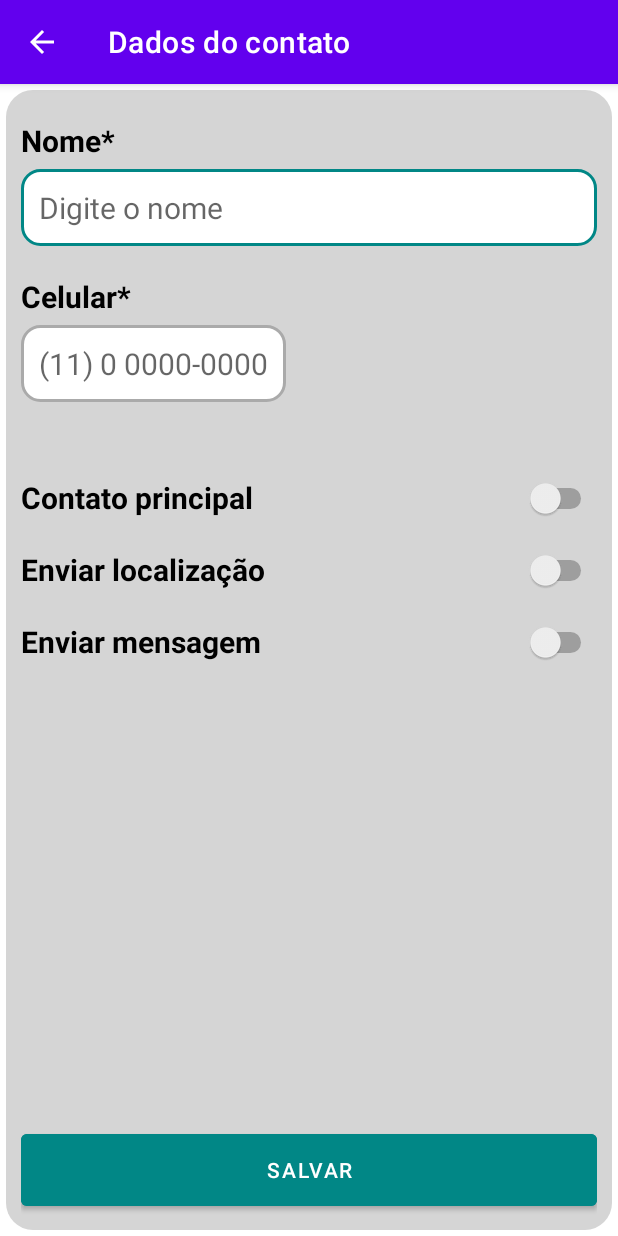
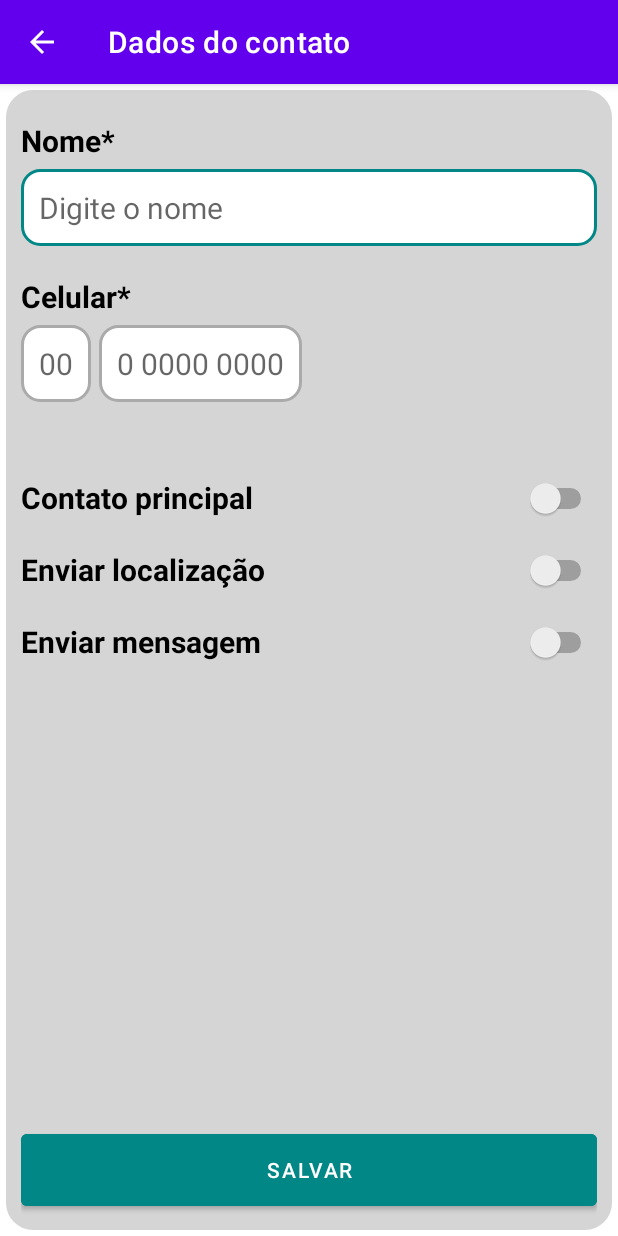
Before and after one commit to LucasMarquesOliva/TGI, an Android app: the ContactFormActivity screen opened directly, with no data from a screen before it, after a tap on "SALVAR", on a phone screen of 412 x 824 dp. Run offline under Robolectric (Android 15) with nearby library versions, the phone set to English and light mode, and no system bars; our stand-ins replace Room's generated code.

Commit message:
Atualização do campo de número de celular do formulário de contato / Atualização do label "Pressão diastólica" da página de dados pessoais

```diff
--- a/app/src/main/java/com/faculdade/tgi/ui/contactsform/ContactFormActivity.kt
+++ b/app/src/main/java/com/faculdade/tgi/ui/contactsform/ContactFormActivity.kt
@@ -42,12 +42,12 @@ class ContactFormActivity : AppCompatActivity(), View.OnClickListener, CompoundB
 
     override fun onClick(v: View) {
         if (v.id == R.id.button_save) {
-            val errorText = viewModel.checkData(binding.editName.text.toString(), binding.editCell.text.toString())
+            val errorText = viewModel.checkData(binding.editName.text.toString(), binding.editDdd.text.toString(), binding.editCell.text.toString())
             if (errorText == "") {
                 val model = ContactModel().apply {
                     this.id = contactId
                     this.name = binding.editName.text.toString()
-                    this.cell = binding.editCell.text.toString()
+                    this.cell = binding.editDdd.text.toString() + binding.editCell.text.toString()
                     this.main = binding.switchMain.isChecked
                     this.active = true
                     this.localization = binding.switchLocalization.isChecked
@@ -73,9 +73,12 @@ class ContactFormActivity : AppCompatActivity(), View.OnClickListener, CompoundB
 
     override fun onCheckedChanged(buttonView: CompoundButton, isChecked: Boolean) {
         if (buttonView.id == R.id.switch_message) {
+            //Solicita permissão para SMS
             checkPermissions(Constants.PERMISSION.SMS)
+            //Exibe a caixa de mensagem opicional
             binding.editMessageText.visibility = if (isChecked) View.VISIBLE else View.INVISIBLE
         } else if (buttonView.id == R.id.switch_localization) {
+            //Solicita permissão para GPS
             checkPermissions(Constants.PERMISSION.GPS)
         }
     }
@@ -83,7 +86,8 @@ class ContactFormActivity : AppCompatActivity(), View.OnClickListener, CompoundB
     private fun observe() {
         viewModel.contact.observe(this, Observer {
             binding.editName.setText(it.name)
-            binding.editCell.setText(it.cell)
+            binding.editDdd.setText(it.cell.substring(0, 2))
+            binding.editCell.setText(it.cell.substring(2))
             binding.switchMain.isChecked = it.main
             binding.switchLocalization.isChecked = it.localization
             binding.switchMessage.isChecked = it.message
--- a/app/src/main/java/com/faculdade/tgi/ui/contactsform/ContactFormViewModel.kt
+++ b/app/src/main/java/com/faculdade/tgi/ui/contactsform/ContactFormViewModel.kt
@@ -34,10 +34,12 @@ class ContactFormViewModel(application: Application) : AndroidViewModel(applicat
         _contact.value = repository.get(id)
     }
 
-    fun checkData(name: String, cel: String): String {
-        return if (name == "" || cel == "") {
+    fun checkData(name: String, ddd: String, cel: String): String {
+        return if (name == "" || ddd == "" || cel == "") {
             "Preencher campos obrigatórios"
-        } else if (cel.length < 11) {
+        } else if (ddd.length < 2) {
+            "Preencher DDD corretamente"
+        } else if (cel.length < 9) {
             "Preencher celular corretamente"
         } else {
             ""
--- a/app/src/main/java/com/faculdade/tgi/ui/home/HomeFragment.kt
+++ b/app/src/main/java/com/faculdade/tgi/ui/home/HomeFragment.kt
@@ -116,7 +116,7 @@ class HomeFragment : Fragment(), View.OnClickListener {
 
         //Se não houve nenhuma mensagem de retorno, não houve ação
         if (actionSMS == "" && actionLocalization == "") {
-            Toast.makeText(context, "Não há ações a tomar", Toast.LENGTH_SHORT).show()
+            Toast.makeText(context, "Não há ações a tomar para este contato", Toast.LENGTH_SHORT).show()
         }
     }
 
--- a/app/src/main/res/layout/activity_contact_form.xml
+++ b/app/src/main/res/layout/activity_contact_form.xml
@@ -53,18 +53,34 @@
             app:layout_constraintTop_toBottomOf="@id/edit_name" />
 
         <EditText
+            android:id="@+id/edit_ddd"
+            android:layout_width="wrap_content"
+            android:layout_height="wrap_content"
+            android:layout_marginTop="5dp"
+            android:background="@drawable/custom_edit_text_rounded"
+            android:hint="@string/hint_ddd"
+            android:inputType="number"
+            android:maxLength="2"
+            android:padding="12dp"
+            android:textColor="@color/black"
+            android:textSize="20sp"
+            app:layout_constraintStart_toStartOf="parent"
+            app:layout_constraintTop_toBottomOf="@id/text_cell" />
+
+        <EditText
             android:id="@+id/edit_cell"
             android:layout_width="wrap_content"
             android:layout_height="wrap_content"
             android:layout_marginTop="5dp"
+            android:layout_marginStart="5dp"
             android:background="@drawable/custom_edit_text_rounded"
             android:hint="@string/hint_cell"
-            android:inputType="phone"
-            android:maxLength="11"
+            android:inputType="number"
+            android:maxLength="9"
             android:padding="12dp"
             android:textColor="@color/black"
             android:textSize="20sp"
-            app:layout_constraintStart_toStartOf="parent"
+            app:layout_constraintStart_toEndOf="@+id/edit_ddd"
             app:layout_constraintTop_toBottomOf="@id/text_cell" />
 
         <Switch
--- a/app/src/main/res/layout/fragment_personal_data.xml
+++ b/app/src/main/res/layout/fragment_personal_data.xml
@@ -304,7 +304,7 @@
                 <TextView
                     android:layout_width="wrap_content"
                     android:layout_height="wrap_content"
-                    android:text="Pressão Sanguínea:"
+                    android:text="Pressão Diastólica:"
                     android:textColor="@color/black"
                     android:textSize="20sp"
                     android:textStyle="bold" />
--- a/app/src/main/res/values/strings.xml
+++ b/app/src/main/res/values/strings.xml
@@ -18,7 +18,8 @@
     <string name="name">Nome*</string>
     <string name="contact_form_title">Dados do contato</string>
     <string name="hint_name">Digite o nome</string>
-    <string name="hint_cell">(11) 0 0000-0000</string>
+    <string name="hint_ddd">00</string>
+    <string name="hint_cell">0 0000 0000</string>
     <string name="cell">Celular*</string>
     <string name="main">Contato principal</string>
     <string name="send_message">Enviar mensagem</string>
@@ -59,7 +60,7 @@
         <item>Um dos irmãos possui diabetes tipo 1</item>
         <item>Pai possui diabetes tipo 1</item>
         <item>Ambos os pais possuem diabetes tipo 1</item>
-        <item>Irmão gêmeo identico possui diabetes tipo 1</item>
+        <item>Irmão gêmeo idêntico possui diabetes tipo 1</item>
         <item>Algum parente próximo possui diabetes tipo 2</item>
     </string-array>
 </resources>
```
